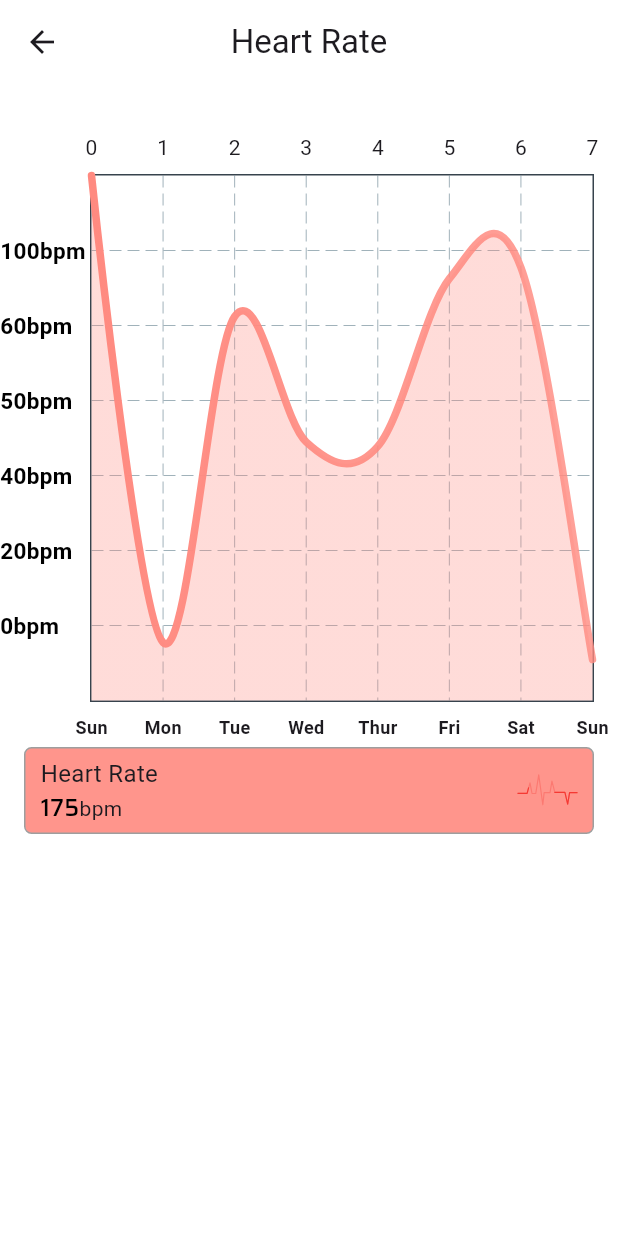
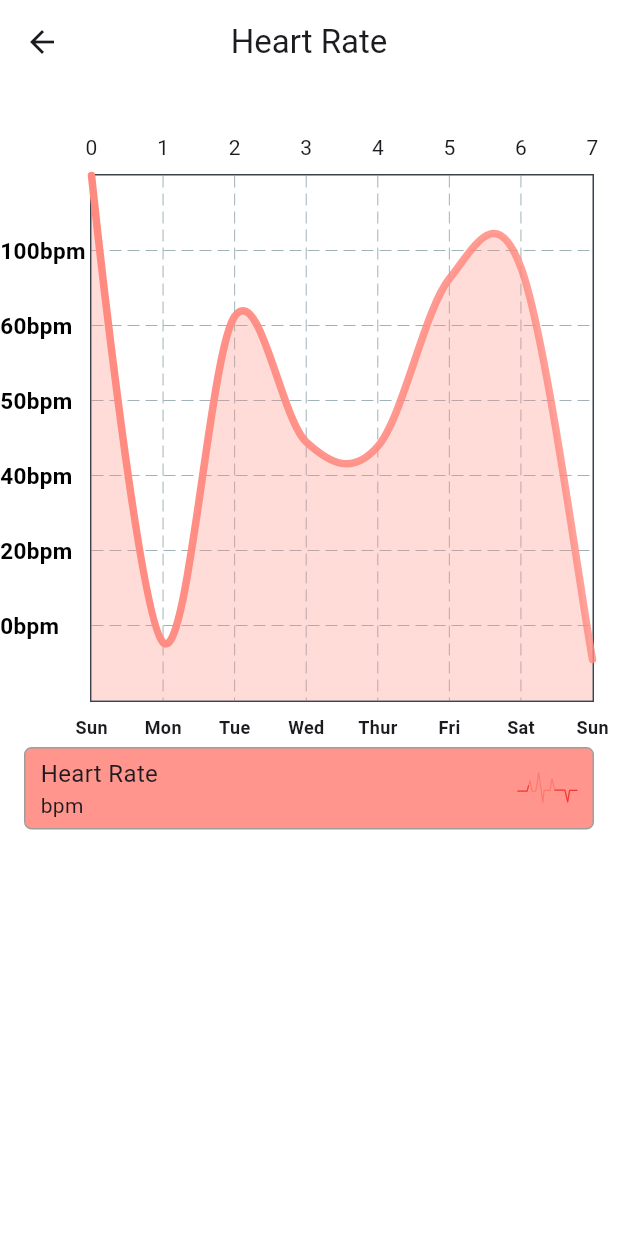
Before and after one commit to Sylvester-git/dominion, a Flutter app: the screen it shows after launch, after a tap on "Heart Rate", on a phone screen of 412 x 824 dp. Run offline on Flutter 3.47's test engine with Material 3 defaults, Android fonts, the phone set to English and light mode, and no system bars; drawn by our look-alikes of fl_chart; our stand-ins replace bloc, dartz, dio, equatable, flutter_bloc, get_it and 3 more; statements that could not run were skipped; project files that could hold a hidden picture were left out.

Commit message:
refactor: remove unused parameterValue from HealthParameter and update HealthParametersCard

```diff
--- a/lib/model/health_parameter.dart
+++ b/lib/model/health_parameter.dart
@@ -1,9 +1,7 @@
 import 'package:flutter/material.dart';
-import 'package:flutter/widgets.dart';
 
 class HealthParameter {
   final String parameterTitle;
-  final String parameterValue;
   final Color parameterCardColor;
   final Widget parameterSmallIcon;
   final Widget? parameterPage;
@@ -13,7 +11,6 @@ class HealthParameter {
 
   const HealthParameter({
     required this.parameterTitle,
-    required this.parameterValue,
     required this.parameterCardColor,
     required this.parameterSmallIcon,
     this.parameterPage,
@@ -26,7 +23,6 @@ class HealthParameter {
 List<HealthParameter> healthParameter = [
   HealthParameter(
     parameterTitle: 'Health Score',
-    parameterValue: '61.3',
     parameterSI: 'pts',
     parameterCardColor: Colors.tealAccent.shade200,
     parameterSmallIcon: Icon(Icons.healing_rounded, color: Colors.teal),
@@ -35,7 +31,6 @@ List<HealthParameter> healthParameter = [
   ),
   HealthParameter(
     parameterTitle: 'Heart Rate',
-    parameterValue: '175',
     parameterSI: 'bpm',
     parameterCardColor: Colors.redAccent.shade100,
     parameterSmallIcon: Icon(Icons.favorite_rounded, color: Colors.red),
@@ -44,7 +39,6 @@ List<HealthParameter> healthParameter = [
   ),
   HealthParameter(
     parameterTitle: 'Blood Pressure',
-    parameterValue: '120/80',
     parameterSI: 'mmHg',
     parameterCardColor: Colors.redAccent.shade100,
     parameterSmallIcon: Icon(Icons.bloodtype, color: Colors.red),
@@ -53,7 +47,6 @@ List<HealthParameter> healthParameter = [
   ),
   HealthParameter(
     parameterTitle: 'Temperature',
-    parameterValue: '36.4',
     parameterSI: '℃',
     parameterCardColor: Colors.redAccent.shade100,
     parameterSmallIcon: Icon(Icons.thermostat_rounded, color: Colors.red),
@@ -62,7 +55,6 @@ List<HealthParameter> healthParameter = [
   ),
   HealthParameter(
     parameterTitle: 'Oxygen Saturation',
-    parameterValue: '96',
     parameterSI: '%',
     parameterCardColor: Colors.blueAccent.shade100,
     parameterSmallIcon: Icon(Icons.air_rounded, color: Colors.blue),
--- a/lib/widgets/health_parameters_card.dart
+++ b/lib/widgets/health_parameters_card.dart
@@ -41,14 +41,14 @@ class HealthParametersCard extends StatelessWidget {
                 Text.rich(
                   TextSpan(
                     children: [
-                      TextSpan(
-                        text: healthParameter.parameterValue,
-                        style: GoogleFonts.saira(
-                          color: Colors.black,
-                          fontSize: 16,
-                          fontWeight: FontWeight.w500,
-                        ),
-                      ),
+                      // TextSpan(
+                      //   text: healthParameter.parameterValue,
+                      //   style: GoogleFonts.saira(
+                      //     color: Colors.black,
+                      //     fontSize: 16,
+                      //     fontWeight: FontWeight.w500,
+                      //   ),
+                      // ),
                       TextSpan(
                         text: healthParameter.parameterSI,
                         style: GoogleFonts.roboto(),
```
